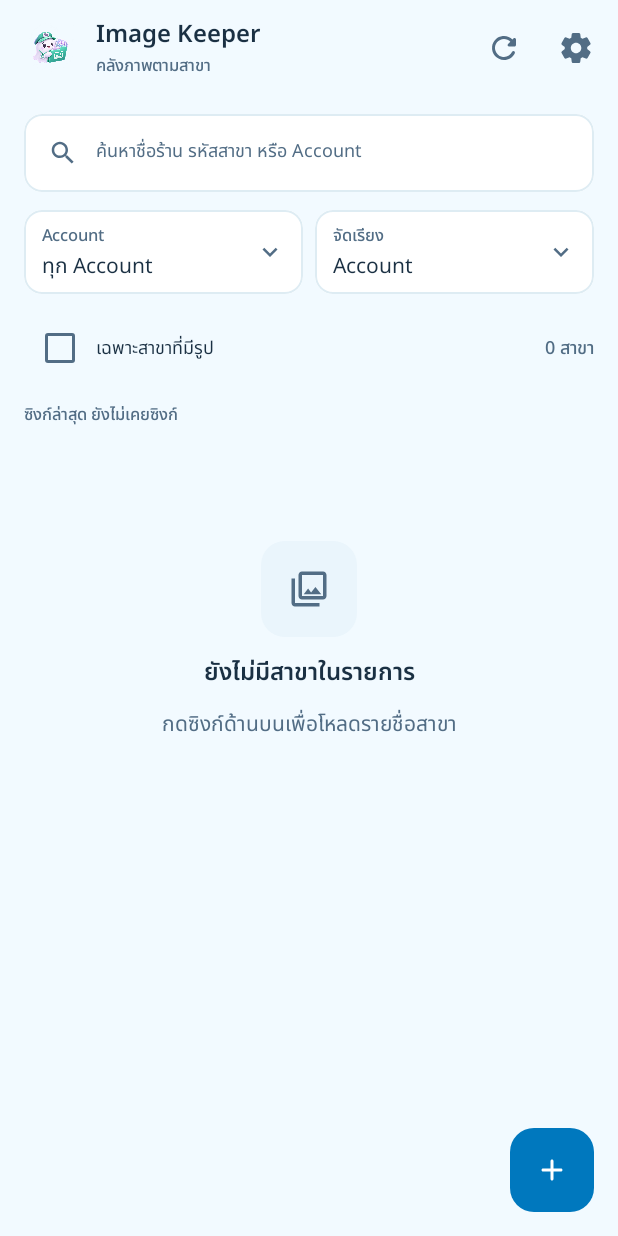
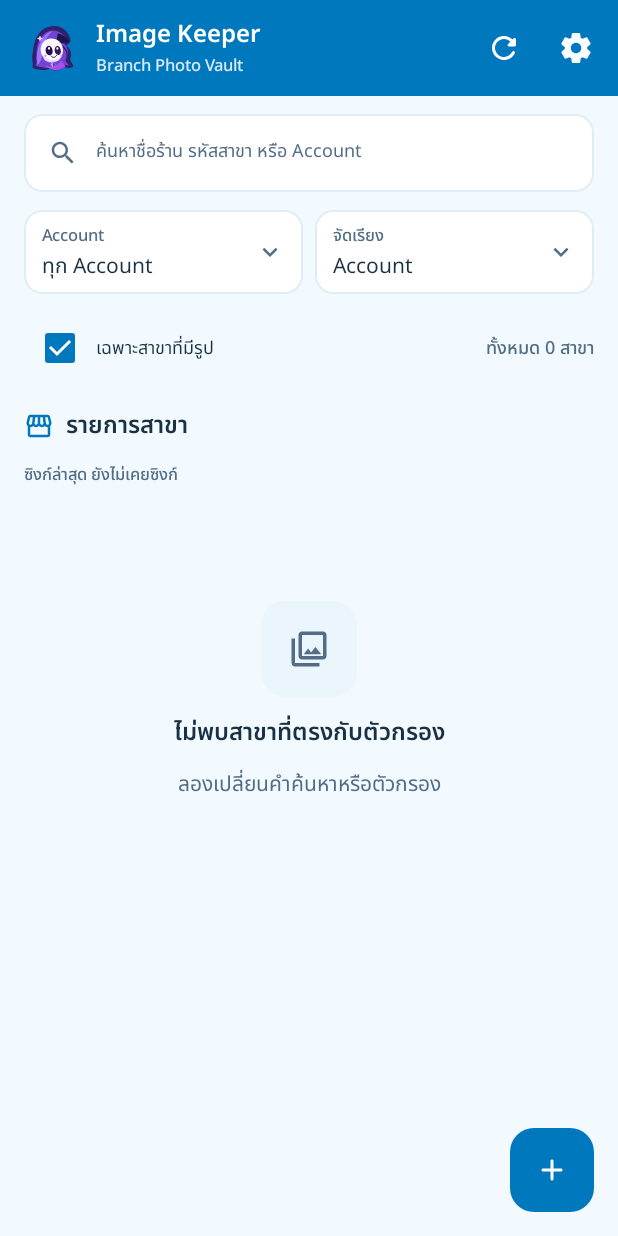
Before and after one commit to surakiatforwork-art/Image_Keeper, an Android app built with Jetpack Compose: the BranchListScreen screen opened through its navigation route, on a phone screen of 412 x 824 dp. Run offline under Robolectric (Android 15) with nearby library versions, the phone set to English and light mode, and no system bars.

Commit message:
Redesign gallery chrome and restore active branch after app switching

```diff
--- a/app/build.gradle.kts
+++ b/app/build.gradle.kts
@@ -14,8 +14,8 @@ android {
         applicationId = "com.branchphotovault"
         minSdk = 26
         targetSdk = 35
-        versionCode = 53
-        versionName = "1.4.0-beta.35-VolumeShutterHaptics-Private"
+        versionCode = 54
+        versionName = "1.4.0-beta.36-GalleryWorkContinuity-Private"
 
         testInstrumentationRunner = "androidx.test.runner.AndroidJUnitRunner"
         vectorDrawables {
--- a/app/src/main/java/com/branchphotovault/navigation/BranchPhotoVaultNavHost.kt
+++ b/app/src/main/java/com/branchphotovault/navigation/BranchPhotoVaultNavHost.kt
@@ -1,6 +1,9 @@
 package com.branchphotovault.navigation
 
+import androidx.activity.compose.BackHandler
 import androidx.compose.runtime.Composable
+import androidx.compose.runtime.LaunchedEffect
+import androidx.compose.runtime.remember
 import androidx.compose.ui.platform.LocalContext
 import androidx.lifecycle.viewmodel.compose.viewModel
 import androidx.lifecycle.compose.collectAsStateWithLifecycle
@@ -27,6 +30,19 @@ fun BranchPhotoVaultNavHost() {
     val navController = rememberNavController()
     val container = LocalAppContainer.current
     val context = LocalContext.current
+    val workSession = remember(context) { BranchWorkSession(context) }
+
+    // The NavController itself keeps the ordinary task-switching back stack.
+    // Only fall back to the last branch if it starts on the list (cold start or
+    // manufacturer process recreation), and do not re-navigate over a restored route.
+    LaunchedEffect(navController) {
+        val savedBranch = workSession.lastBranch() ?: return@LaunchedEffect
+        if (navController.currentDestination?.route == Destination.BranchList.route) {
+            navController.navigate(
+                Destination.BranchPreview.createRoute(savedBranch.first, savedBranch.second)
+            ) { launchSingleTop = true }
+        }
+    }
 
     NavHost(
         navController = navController,
@@ -36,7 +52,8 @@ fun BranchPhotoVaultNavHost() {
             val viewModel: BranchListViewModel = viewModel(
                 factory = BranchListViewModel.provideFactory(
                     branchRepository = container.branchRepository,
-                    settingsRepository = container.settingsRepository
+                    settingsRepository = container.settingsRepository,
+                    context = context.applicationContext
                 )
             )
             BranchListScreen(
@@ -44,6 +61,7 @@ fun BranchPhotoVaultNavHost() {
                 onOpenSettings = { navController.navigate(Destination.Settings.route) },
                 onAddBranch = { navController.navigate(Destination.AddBranch.route) },
                 onOpenBranch = { account, branchCode ->
+                    workSession.rememberBranch(account, branchCode)
                     navController.navigate(Destination.BranchPreview.createRoute(account, branchCode))
                 }
             )
@@ -57,6 +75,7 @@ fun BranchPhotoVaultNavHost() {
                 viewModel = viewModel,
                 onBack = { navController.popBackStack() },
                 onBranchSaved = { account, branchCode ->
+                    workSession.rememberBranch(account, branchCode)
                     navController.navigate(
                         Destination.BranchPreview.createRoute(account, branchCode)
                     ) {
@@ -92,9 +111,16 @@ fun BranchPhotoVaultNavHost() {
                     branchCode = branchCode
                 )
             )
+            BackHandler {
+                workSession.clearBranch()
+                navController.popBackStack()
+            }
             BranchPreviewScreen(
                 viewModel = viewModel,
-                onBack = { navController.popBackStack() },
+                onBack = {
+                    workSession.clearBranch()
+                    navController.popBackStack()
+                },
                 onOpenPhoto = { photoId ->
                     navController.navigate(
                         Destination.PhotoViewer.createRoute(account, branchCode, photoId)
--- /dev/null
+++ b/app/src/main/java/com/branchphotovault/navigation/BranchWorkSession.kt
@@ -0,0 +1,32 @@
+package com.branchphotovault.navigation
+
+import android.content.Context
+
+/**
+ * Restores the last explicitly opened branch if Android kills the app while
+ * the user is doing field work. No image/media data is stored here.
+ */
+class BranchWorkSession(context: Context) {
+    private val preferences = context.applicationContext.getSharedPreferences(
+        "image_keeper_work_session_v1", Context.MODE_PRIVATE
+    )
+
+    fun rememberBranch(account: String, branchCode: String) {
+        if (account.isBlank() || branchCode.isBlank()) return
+        preferences.edit()
+            .putString("account", account)
+            .putString("branch_code", branchCode)
+            .apply()
+    }
+
+    fun lastBranch(): Pair<String, String>? {
+        val account = preferences.getString("account", null)?.takeIf { it.isNotBlank() } ?: return null
+        val branchCode = preferences.getString("branch_code", null)?.takeIf { it.isNotBlank() } ?: return null
+        return account to branchCode
+    }
+
+    /** Explicitly returning to the branch list ends the active work session. */
+    fun clearBranch() {
+        preferences.edit().remove("account").remove("branch_code").apply()
+    }
+}
--- a/app/src/main/java/com/branchphotovault/ui/components/BranchGalleryControls.kt
+++ b/app/src/main/java/com/branchphotovault/ui/components/BranchGalleryControls.kt
@@ -60,19 +60,19 @@ fun GallerySortDropdown(
                 Icons.Outlined.Sort,
                 contentDescription = "จัดเรียงภาพ",
                 modifier = Modifier.size(20.dp),
-                tint = scheme.onSurfaceVariant
+                tint = scheme.onPrimary
             )
             Text(
                 if (config.sort == GalleryPhotoSort.NEWEST_FIRST) "ล่าสุด" else "เก่าสุด",
                 style = MaterialTheme.typography.labelMedium,
-                color = scheme.onSurface,
+                color = scheme.onPrimary,
                 maxLines = 1
             )
             Icon(
                 Icons.Outlined.KeyboardArrowDown,
                 contentDescription = null,
                 modifier = Modifier.size(16.dp),
-                tint = scheme.onSurfaceVariant
+                tint = scheme.onPrimary
             )
         }
         DropdownMenu(
--- a/app/src/main/java/com/branchphotovault/ui/components/GlassComponents.kt
+++ b/app/src/main/java/com/branchphotovault/ui/components/GlassComponents.kt
@@ -96,11 +96,11 @@ fun GlassToolbar(
         navigationIcon=navigationIcon,
         actions=actions,
         colors=TopAppBarDefaults.topAppBarColors(
-            containerColor=MaterialTheme.colorScheme.background,
-            scrolledContainerColor=MaterialTheme.colorScheme.background,
-            titleContentColor=MaterialTheme.colorScheme.onSurface,
-            navigationIconContentColor=MaterialTheme.colorScheme.onSurfaceVariant,
-            actionIconContentColor=MaterialTheme.colorScheme.onSurfaceVariant
+            containerColor=MaterialTheme.colorScheme.primary,
+            scrolledContainerColor=MaterialTheme.colorScheme.primary,
+            titleContentColor=MaterialTheme.colorScheme.onPrimary,
+            navigationIconContentColor=MaterialTheme.colorScheme.onPrimary,
+            actionIconContentColor=MaterialTheme.colorScheme.onPrimary
         )
     )
 }
--- a/app/src/main/java/com/branchphotovault/ui/screens/BranchListScreen.kt
+++ b/app/src/main/java/com/branchphotovault/ui/screens/BranchListScreen.kt
@@ -10,6 +10,7 @@ import androidx.compose.foundation.shape.RoundedCornerShape
 import androidx.compose.foundation.background
 import androidx.compose.material.icons.Icons
 import androidx.compose.material.icons.outlined.PhotoLibrary
+import androidx.compose.material.icons.outlined.Storefront
 import androidx.compose.material.icons.rounded.Add
 import androidx.compose.material.icons.rounded.Refresh
 import androidx.compose.material.icons.rounded.Settings
@@ -59,15 +60,15 @@ fun BranchListScreen(
                         verticalAlignment=Alignment.CenterVertically,
                         horizontalArrangement=Arrangement.spacedBy(12.dp)
                     ) {
-                        Image(painterResource(R.drawable.keeper_brand),
+                        Image(painterResource(R.drawable.keeper_hooded_ghost),
                             contentDescription=null,modifier=Modifier.size(36.dp))
                         Column(verticalArrangement=Arrangement.spacedBy(0.dp)) {
                             Text("Image Keeper",
                                 style=MaterialTheme.typography.titleMedium,
                                 maxLines=1,overflow=TextOverflow.Ellipsis)
-                            Text("คลังภาพตามสาขา",
+                            Text("Branch Photo Vault",
                                 style=MaterialTheme.typography.labelSmall,
-                                color=MaterialTheme.colorScheme.onSurfaceVariant)
+                                color=MaterialTheme.colorScheme.onPrimary.copy(alpha=.84f))
                         }
                     }
                 },
@@ -192,10 +193,19 @@ private fun BranchListContent(
                             style=MaterialTheme.typography.bodySmall)
                     }
                     Text(
-                        "${uiState.branches.size} สาขา",
+                        "ทั้งหมด ${uiState.branches.size} สาขา",
                         style=MaterialTheme.typography.labelMedium,
                         color=MaterialTheme.colorScheme.onSurfaceVariant
                     )
+                }
+                Row(
+                    modifier=Modifier.fillMaxWidth().padding(top=4.dp),
+                    verticalAlignment=Alignment.CenterVertically,
+                    horizontalArrangement=Arrangement.spacedBy(8.dp)
+                ) {
+                    Icon(Icons.Outlined.Storefront, contentDescription=null,
+                        tint=MaterialTheme.colorScheme.primary, modifier=Modifier.size(20.dp))
+                    Text("รายการสาขา", style=MaterialTheme.typography.titleMedium)
                 }
                 val lastSyncText=uiState.lastSyncAt?.let {
                     DateFormat.getMediumDateFormat(context).format(Date(it))+" · "+
--- a/app/src/main/java/com/branchphotovault/ui/theme/Theme.kt
+++ b/app/src/main/java/com/branchphotovault/ui/theme/Theme.kt
@@ -74,7 +74,7 @@ fun BranchPhotoVaultTheme(
     SideEffect {
         (view.context as? android.app.Activity)?.window?.let { window ->
             WindowCompat.getInsetsController(window,view).apply {
-                isAppearanceLightStatusBars = !darkTheme
+                isAppearanceLightStatusBars = darkTheme
                 isAppearanceLightNavigationBars = !darkTheme
             }
         }
--- a/app/src/main/java/com/branchphotovault/ui/viewmodel/BranchListViewModel.kt
+++ b/app/src/main/java/com/branchphotovault/ui/viewmodel/BranchListViewModel.kt
@@ -1,5 +1,8 @@
 package com.branchphotovault.ui.viewmodel
 
+import android.content.Context
+import androidx.lifecycle.SavedStateHandle
+import androidx.lifecycle.createSavedStateHandle
 import androidx.lifecycle.ViewModel
 import androidx.lifecycle.ViewModelProvider
 import androidx.lifecycle.viewModelScope
@@ -31,7 +34,9 @@ data class BranchListUiState(
 @OptIn(ExperimentalCoroutinesApi::class)
 class BranchListViewModel(
     private val branchRepository: BranchRepository,
-    settingsRepository: SettingsRepository
+    settingsRepository: SettingsRepository,
+    private val savedStateHandle: SavedStateHandle,
+    context: Context
 ) : ViewModel() {
 
     private data class InputsState(
@@ -42,10 +47,27 @@ class BranchListViewModel(
         val message: String?
     )
 
-    private val searchText = MutableStateFlow("")
-    private val selectedAccount = MutableStateFlow<String?>(null)
-    private val sortOption = MutableStateFlow(BranchSortOption.ACCOUNT)
-    private val onlyWithPhotos = MutableStateFlow(false)
+    private val browsePreferences = context.applicationContext.getSharedPreferences(
+        "keeper_branch_browse_filters_v1", Context.MODE_PRIVATE
+    )
+    private val searchText = MutableStateFlow(
+        savedStateHandle["search_text"] ?: browsePreferences.getString("search_text", "").orEmpty()
+    )
+    private val selectedAccount = MutableStateFlow<String?>(
+        savedStateHandle["account_filter"] ?: browsePreferences.getString("account_filter", null)
+    )
+    private val sortOption = MutableStateFlow(
+        BranchSortOption.entries.firstOrNull {
+            it.name == (
+                savedStateHandle.get<String>("branch_sort")
+                    ?: browsePreferences.getString("branch_sort", BranchSortOption.ACCOUNT.name)
+            )
+        } ?: BranchSortOption.ACCOUNT
+    )
+    private val onlyWithPhotos = MutableStateFlow(
+        savedStateHandle["with_photos"]
+            ?: browsePreferences.getBoolean("with_photos", false)
+    )
     private val isSyncing = MutableStateFlow(false)
     private val message = MutableStateFlow<String?>(null)
 
@@ -102,18 +124,26 @@ class BranchListViewModel(
 
     fun updateSearch(value: String) {
         searchText.value = value
+        savedStateHandle["search_text"] = value
+        browsePreferences.edit().putString("search_text", value).apply()
     }
 
     fun updateAccountFilter(value: String?) {
         selectedAccount.value = value
+        savedStateHandle["account_filter"] = value
+        browsePreferences.edit().putString("account_filter", value).apply()
     }
 
     fun updateSortOption(value: BranchSortOption) {
         sortOption.value = value
+        savedStateHandle["branch_sort"] = value.name
+        browsePreferences.edit().putString("branch_sort", value.name).apply()
     }
 
     fun updateOnlyWithPhotos(value: Boolean) {
         onlyWithPhotos.value = value
+        savedStateHandle["with_photos"] = value
+        browsePreferences.edit().putBoolean("with_photos", value).apply()
     }
 
     fun syncBranches() {
@@ -139,12 +169,20 @@ class BranchListViewModel(
     companion object {
         fun provideFactory(
             branchRepository: BranchRepository,
-            settingsRepository: SettingsRepository
+            settingsRepository: SettingsRepository,
+            context: Context
         ): ViewModelProvider.Factory {
             return object : ViewModelProvider.Factory {
                 @Suppress("UNCHECKED_CAST")
-                override fun <T : ViewModel> create(modelClass: Class<T>): T {
-                    return BranchListViewModel(branchRepository, settingsRepository) as T
+                override fun <T : ViewModel> create(
+                    modelClass: Class<T>,
+                    extras: androidx.lifecycle.viewmodel.CreationExtras
+                ): T {
+                    return BranchListViewModel(
+                        branchRepository, settingsRepository,
+                        extras.createSavedStateHandle(),
+                        context
+                    ) as T
                 }
             }
         }
--- /dev/null
+++ b/app/src/main/res/drawable/keeper_hooded_ghost.xml
@@ -0,0 +1,44 @@
+<?xml version="1.0" encoding="utf-8"?>
+<vector xmlns:android="http://schemas.android.com/apk/res/android"
+    android:width="108dp"
+    android:height="108dp"
+    android:viewportWidth="108"
+    android:viewportHeight="108">
+    <!-- Standalone purple-hooded mascot: no raven, rain or PHANTOM text. -->
+    <path android:fillColor="#30206D"
+        android:pathData="M17,94 C19,83 14,76 18,61 C20,30 35,12 57,10 C77,8 91,24 93,38 C92,43 89,47 84,49 C95,57 96,68 92,77 L99,90 C95,95 87,95 79,92 C71,101 59,100 52,95 C40,100 29,98 17,94 Z"/>
+    <path android:fillColor="#7145D0"
+        android:pathData="M23,89 C29,78 22,65 27,49 C34,22 53,16 66,20 C77,24 85,34 88,40 C82,35 76,36 70,40 C87,45 91,60 85,73 C79,81 88,84 90,89 C78,88 74,85 69,93 C57,89 49,93 43,94 C36,91 29,93 23,89 Z"/>
+    <path android:fillColor="#9C75FF"
+        android:pathData="M25,75 C28,46 37,25 57,20 C45,31 39,44 38,57 C37,72 33,84 27,88 Z"/>
+    <path android:fillColor="#1B1650"
+        android:pathData="M67,25 C80,27 90,36 91,44 C84,42 77,43 73,47 C84,52 90,64 85,73 C88,60 79,51 68,50 C63,42 67,32 67,25 Z"/>
+    <path android:fillColor="#A84EEC"
+        android:pathData="M44,88 C54,95 68,89 75,79 L83,91 C70,101 58,100 44,92 Z"/>
+    <!-- Clear white face and big glossy purple eyes -->
+    <path android:fillColor="#FBF7FF"
+        android:pathData="M38,43 C45,33 61,32 71,41 C81,50 80,69 70,78 C59,86 43,81 37,70 C32,61 32,51 38,43 Z"/>
+    <path android:fillColor="#E8D9FF"
+        android:pathData="M38,68 C44,78 57,81 69,75 C61,86 47,84 40,77 Z"/>
+    <path android:fillColor="#241145"
+        android:pathData="M44,54 C47,48 53,48 56,55 C60,65 54,70 49,68 C44,66 42,60 44,54 Z"/>
+    <path android:fillColor="#39145F"
+        android:pathData="M62,54 C65,48 71,49 73,56 C76,66 70,70 66,67 C62,65 60,59 62,54 Z"/>
+    <path android:fillColor="#FFFFFF"
+        android:pathData="M48,53 C51,50 53,53 52,56 C50,59 47,57 48,53 Z"/>
+    <path android:fillColor="#FFFFFF"
+        android:pathData="M65,53 C68,51 70,54 68,57 C65,58 64,56 65,53 Z"/>
+    <path android:fillColor="#E88DED"
+        android:pathData="M40,69 C41,67 44,67 45,69 C45,72 42,73 41,71 Z"/>
+    <path android:fillColor="#E88DED"
+        android:pathData="M73,68 C75,67 77,69 76,71 C74,73 72,71 73,68 Z"/>
+    <path android:strokeColor="#39184C" android:strokeWidth="2"
+        android:strokeLineCap="round" android:fillColor="#00000000"
+        android:pathData="M54,70 C58,74 62,74 65,69"/>
+    <path android:fillColor="#C49BFF"
+        android:pathData="M53,87 L58,81 L63,87 L58,94 Z"/>
+    <path android:fillColor="#52329C"
+        android:pathData="M58,82 L62,87 L58,93 Z"/>
+    <path android:fillColor="#E9DCFF"
+        android:pathData="M30,33 L32,29 L34,33 L38,35 L34,37 L32,41 L30,37 L26,35 Z"/>
+</vector>
```
Also changed, not shown: app/src/main/java/com/branchphotovault/ui/components/BranchListItemCard.kt (+58 -31 lines), app/src/main/java/com/branchphotovault/ui/screens/BranchPreviewScreen.kt (+38 -17 lines), app/src/main/java/com/branchphotovault/ui/screens/CapturePhotoScreen.kt (+15 -4 lines), app/src/main/res/drawable/keeper_launcher_foreground.xml (+5 -3 lines), 2 other files.
